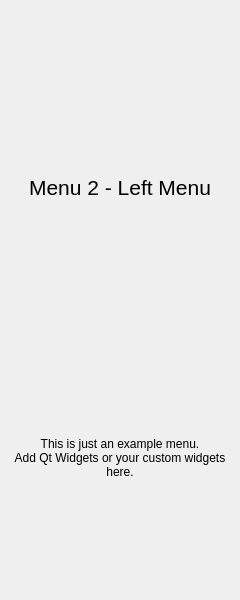
First picture: the form in gui/uis/columns/left_column.ui, repository pinyinjj/wow_rotation_helper, before the edit.
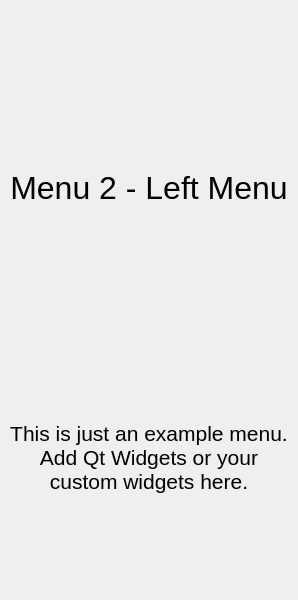
Second picture: the form after the edit. The open tabs and pages were chosen to show the change.

```diff
--- a/gui/uis/columns/left_column.ui
+++ b/gui/uis/columns/left_column.ui
@@ -228,7 +228,7 @@
           </font>
          </property>
          <property name="styleSheet">
-          <string notr="true">font-size: 16pt</string>
+          <string notr="true">font-size: 24pt</string>
          </property>
          <property name="text">
           <string>Menu 2 - Left Menu</string>
@@ -246,7 +246,7 @@
           </font>
          </property>
          <property name="styleSheet">
-          <string notr="true">font-size: 9pt</string>
+          <string notr="true">font-size: 16pt</string>
          </property>
          <property name="text">
           <string>This is just an example menu.
```
Left out of the diff: 2 changed lines with no effect on the pictures.
